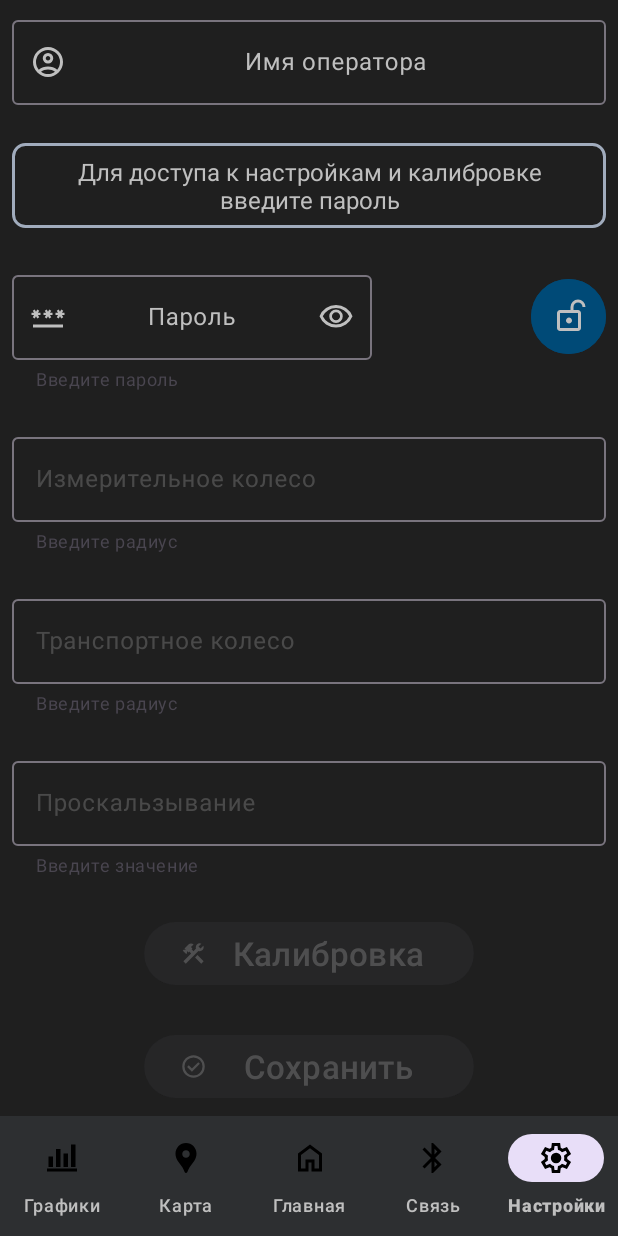
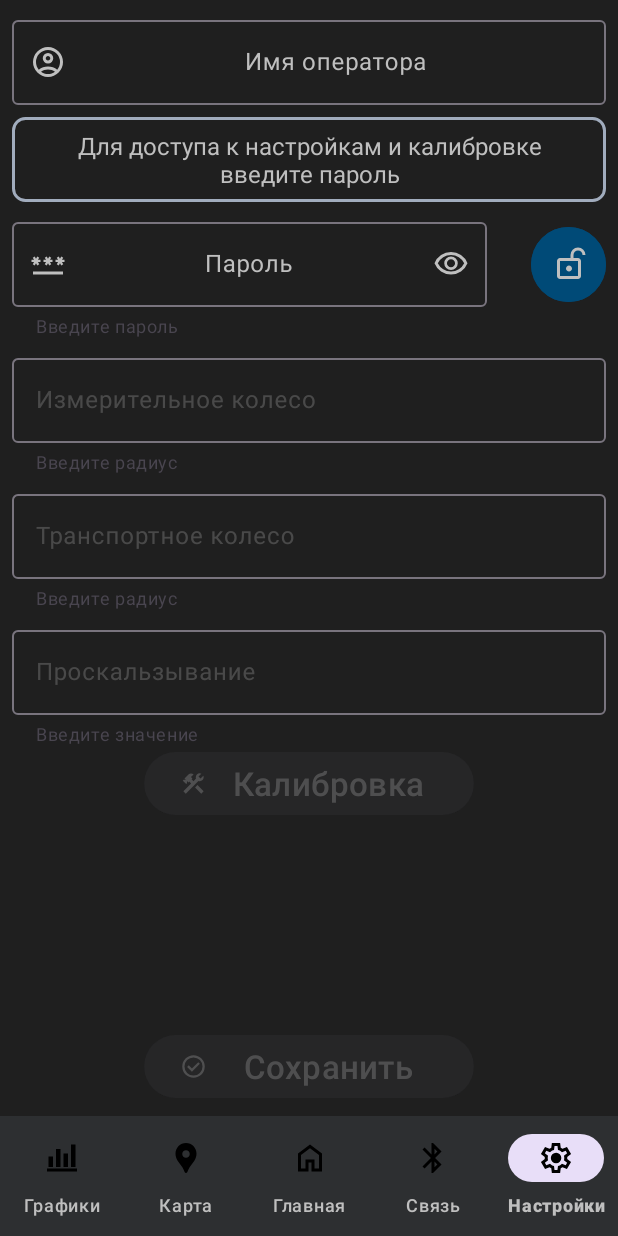
Before and after one commit to mkopichev/iksem_new, an Android app: the screen it shows after launch (MainActivity), item 5 of the bottom bar chosen, on a phone screen of 412 x 824 dp. Run offline under Robolectric (Android 15) with nearby library versions, the phone set to English and light mode, and no system bars.

Commit message:
settings screen rearranged

```diff
--- a/iksem_software/app/src/main/res/layout/fragment_settings.xml
+++ b/iksem_software/app/src/main/res/layout/fragment_settings.xml
@@ -4,7 +4,7 @@
     xmlns:tools="http://schemas.android.com/tools"
     android:layout_width="match_parent"
     android:layout_height="match_parent"
-    android:layout_marginHorizontal="32dp"
+    android:layout_marginHorizontal="@dimen/activity_horizontal_margin_big"
     tools:context=".ui.settings.SettingsFragment">
 
     <TextView
@@ -31,6 +31,7 @@
         android:hint="@string/settings_operator_name"
         app:endIconDrawable="@drawable/ic_clear"
         app:endIconMode="clear_text"
+        app:layout_constraintBottom_toTopOf="@id/settings_password_warning"
         app:layout_constraintEnd_toEndOf="parent"
         app:layout_constraintStart_toStartOf="parent"
         app:layout_constraintTop_toTopOf="parent"
@@ -52,7 +53,7 @@
         style="@style/header_text_2"
         android:layout_width="match_parent"
         android:layout_height="wrap_content"
-        android:layout_marginVertical="@dimen/activity_vertical_margin"
+        android:layout_marginBottom="@dimen/activity_vertical_margin"
         android:background="@drawable/rounded_box_framed"
         android:text="@string/settings_password_warning"
         android:textAlignment="center"
@@ -66,15 +67,18 @@
         style="@style/input_edit_text"
         android:layout_width="wrap_content"
         android:layout_height="wrap_content"
-        android:minWidth="240dp"
         android:layout_marginBottom="@dimen/activity_vertical_margin"
         android:hint="@string/settings_password"
         app:endIconDrawable="@drawable/button_visibility"
         app:endIconMode="password_toggle"
         app:helperText="@string/settings_input_password"
+        app:layout_constrainedWidth="true"
         app:layout_constraintBottom_toTopOf="@id/settings_measuring_radius_title"
+        app:layout_constraintEnd_toStartOf="@id/settings_password_button"
+        app:layout_constraintHorizontal_bias="0"
         app:layout_constraintStart_toStartOf="parent"
         app:layout_constraintTop_toBottomOf="@id/settings_password_warning"
+        app:layout_constraintWidth_percent="0.8"
         app:startIconContentDescription="@string/settings_input_password"
         app:startIconDrawable="@drawable/ic_password">
 
@@ -99,7 +103,6 @@
         android:insetTop="0dp"
         android:insetRight="0dp"
         android:insetBottom="0dp"
-        app:flow_verticalAlign="bottom"
         app:icon="@drawable/ic_unlock"
         app:iconGravity="textStart"
         app:iconPadding="0dp"
@@ -192,7 +195,6 @@
         android:layout_marginBottom="@dimen/activity_vertical_margin"
         android:text="@string/settings_calibration_button"
         app:icon="@drawable/ic_calibration"
-        app:layout_constraintBottom_toTopOf="@id/settings_save_button"
         app:layout_constraintEnd_toEndOf="parent"
         app:layout_constraintStart_toStartOf="parent"
         app:layout_constraintTop_toBottomOf="@id/settings_slip_ratio_title" />
@@ -202,6 +204,7 @@
         style="@style/button_general_disabled"
         android:layout_width="wrap_content"
         android:layout_height="wrap_content"
+        android:layout_marginTop="@dimen/activity_vertical_margin"
         android:text="@string/settings_save_button"
         app:icon="@drawable/ic_check"
         app:layout_constraintBottom_toBottomOf="parent"
--- a/iksem_software/app/src/main/res/values/dimens.xml
+++ b/iksem_software/app/src/main/res/values/dimens.xml
@@ -2,4 +2,5 @@
     <!-- Default screen margins, per the Android Design guidelines. -->
     <dimen name="activity_horizontal_margin">8dp</dimen>
     <dimen name="activity_vertical_margin">8dp</dimen>
+    <dimen name="activity_horizontal_margin_big">24dp</dimen>
 </resources>
--- a/iksem_software/app/src/main/res/values/themes.xml
+++ b/iksem_software/app/src/main/res/values/themes.xml
@@ -31,7 +31,6 @@
 
     <style name="input_edit_text" parent="header_text_2">
         <item name="android:minHeight">50dp</item>
-        <item name="android:minWidth">220dp</item>
         <item name="android:textColor">@color/background_text</item>
         <item name="android:textColorHint">@color/background_text</item>
         <item name="hintTextColor">@color/background_text</item>
```
